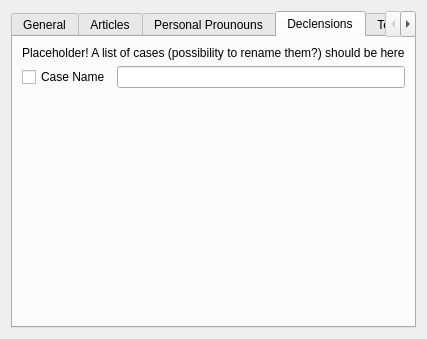
KDE/parley, file src/settings/languagepropertiespage.ui: the form before one commit.
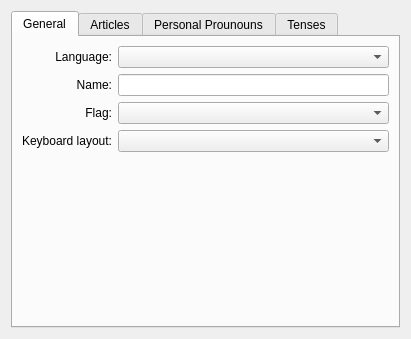
The form after the commit. The open tabs and pages were chosen to show the change. Custom widgets are drawn as their Qt base class.

Commit message: remove declension for now, since it won't make 4.2 remove cleanup button in tenses dialog page that doesn't do anything

Patch:
```diff
--- a/src/settings/languagepropertiespage.ui
+++ b/src/settings/languagepropertiespage.ui
@@ -679,74 +679,6 @@
         </widget>
        </item>
       </layout>
-      <zorder>TextLabel4_2_2</zorder>
-      <zorder>dualLabel</zorder>
-      <zorder>TextLabel4_3</zorder>
-      <zorder>pers1_label</zorder>
-      <zorder>first_singular</zorder>
-      <zorder>dualFirstLineEdit</zorder>
-      <zorder>first_plural</zorder>
-      <zorder>pers2_label</zorder>
-      <zorder>second_singular</zorder>
-      <zorder>dualSecondLineEdit</zorder>
-      <zorder>second_plural</zorder>
-      <zorder>pers3_label</zorder>
-      <zorder>male_c_label</zorder>
-      <zorder>thirdM_singular</zorder>
-      <zorder>dualThirdMaleLineEdit</zorder>
-      <zorder>thirdM_plural</zorder>
-      <zorder>female_c_label</zorder>
-      <zorder>thirdF_singular</zorder>
-      <zorder>dualThirdFemaleLineEdit</zorder>
-      <zorder>thirdF_plural</zorder>
-      <zorder>natural_c_label</zorder>
-      <zorder>thirdN_singular</zorder>
-      <zorder>dualThirdNeutralLineEdit</zorder>
-      <zorder>thirdN_plural</zorder>
-      <zorder>dualCheckBox</zorder>
-      <zorder>neutralCheckBox</zorder>
-      <zorder>maleFemaleDifferCheckBox</zorder>
-     </widget>
-     <widget class="QWidget" name="tab_5" >
-      <attribute name="title" >
-       <string>Declensions</string>
-      </attribute>
-      <layout class="QVBoxLayout" name="verticalLayout_2" >
-       <item>
-        <widget class="QLabel" name="label" >
-         <property name="text" >
-          <string comment="KDE::DoNotExtract" >Placeholder! A list of cases (possibility to rename them?) should be here</string>
-         </property>
-        </widget>
-       </item>
-       <item>
-        <layout class="QGridLayout" name="gridLayout_4" >
-         <item row="0" column="0" >
-          <widget class="QCheckBox" name="checkBox" >
-           <property name="text" >
-            <string>Case Name</string>
-           </property>
-          </widget>
-         </item>
-         <item row="0" column="1" >
-          <widget class="KLineEdit" name="klineedit" />
-         </item>
-        </layout>
-       </item>
-       <item>
-        <spacer name="verticalSpacer_4" >
-         <property name="orientation" >
-          <enum>Qt::Vertical</enum>
-         </property>
-         <property name="sizeHint" stdset="0" >
-          <size>
-           <width>20</width>
-           <height>40</height>
-          </size>
-         </property>
-        </spacer>
-       </item>
-      </layout>
      </widget>
      <widget class="QWidget" name="tab_4" >
       <attribute name="title" >
```
Left out of the diff: 42 changed lines with no effect on the pictures. The commit also changes 1 other file.
